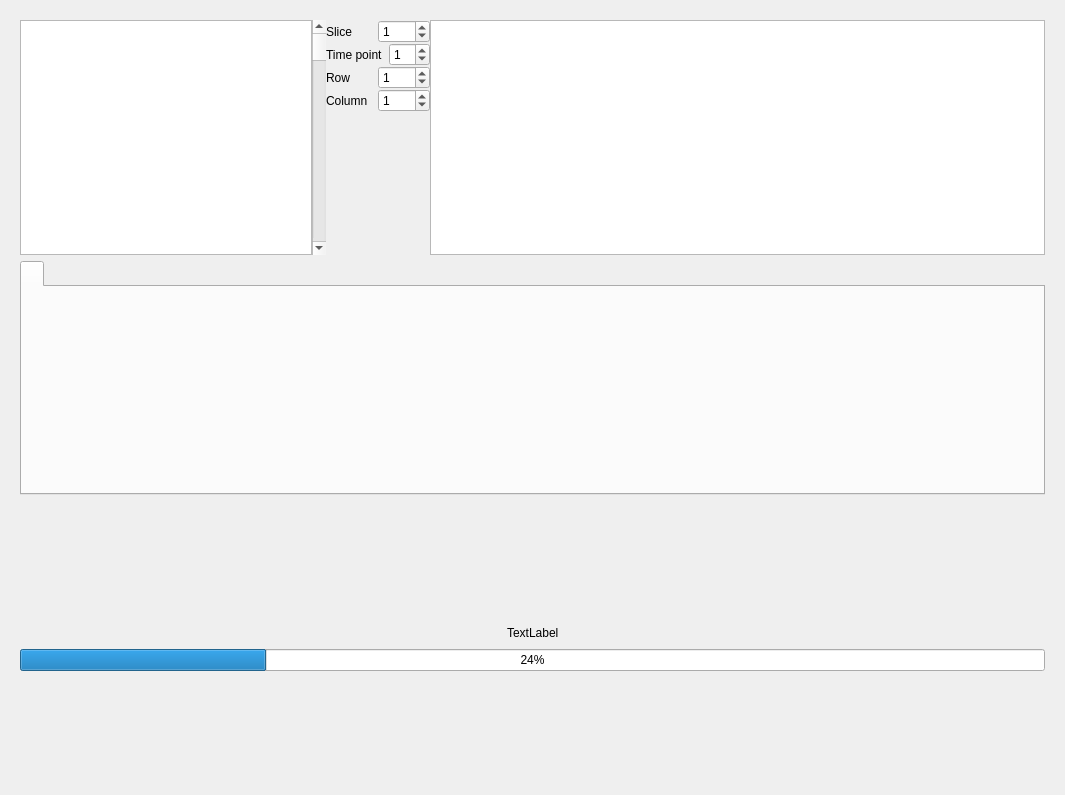
The window that UI/Widget_DSC.ui (BennyZhang-Codes/PerfusionToolkitForRodent) describes before a commit, drawn with Qt 5.
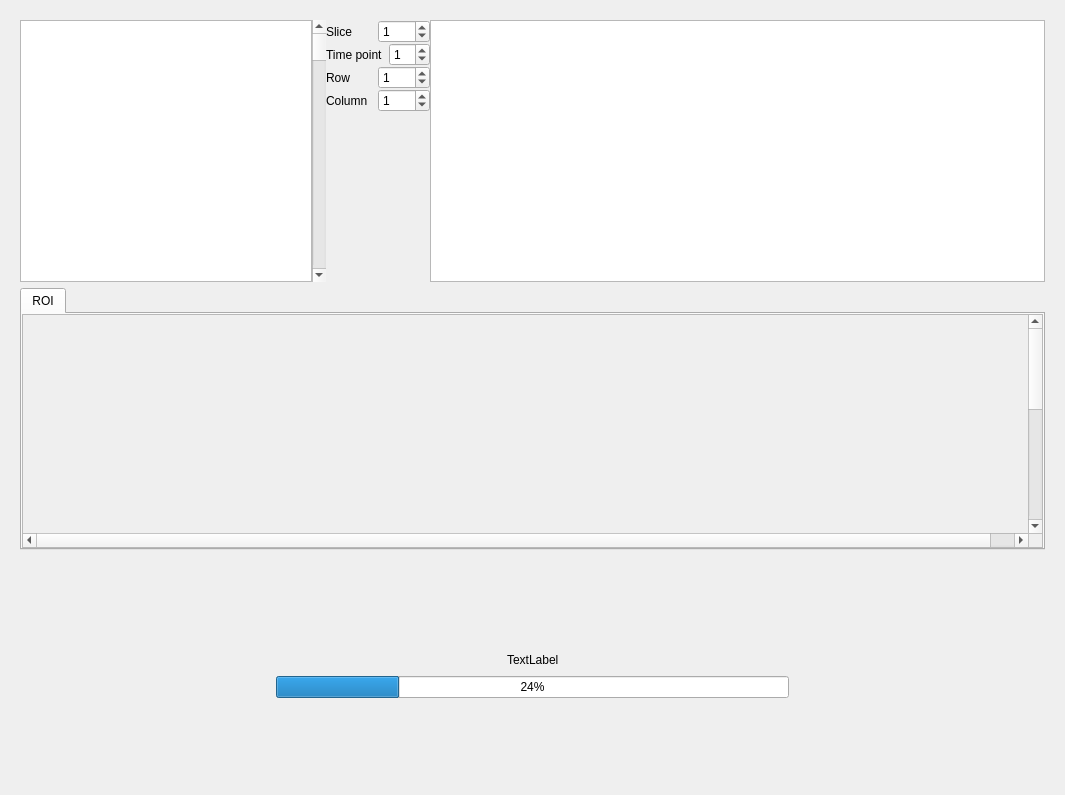
The same window after the commit. Custom widgets are drawn as their Qt base class.

```diff
--- a/UI/Widget_DSC.ui
+++ b/UI/Widget_DSC.ui
@@ -13,7 +13,7 @@
   <property name="windowTitle">
    <string>Form</string>
   </property>
-  <layout class="QVBoxLayout" name="verticalLayout_5" stretch="9,5">
+  <layout class="QVBoxLayout" name="verticalLayout_5">
    <item>
     <widget class="QWidget" name="widget_center" native="true">
      <layout class="QVBoxLayout" name="verticalLayout" stretch="1,1">
@@ -234,9 +234,121 @@
         </property>
         <widget class="QWidget" name="tabWidgetPage1">
          <attribute name="title">
-          <string/>
+          <string>ROI</string>
          </attribute>
-         <layout class="QHBoxLayout" name="horizontalLayout_4"/>
+         <layout class="QHBoxLayout" name="horizontalLayout_4">
+          <property name="spacing">
+           <number>0</number>
+          </property>
+          <property name="leftMargin">
+           <number>0</number>
+          </property>
+          <property name="topMargin">
+           <number>0</number>
+          </property>
+          <property name="rightMargin">
+           <number>0</number>
+          </property>
+          <property name="bottomMargin">
+           <number>0</number>
+          </property>
+          <item>
+           <widget class="QWidget" name="widget_4" native="true">
+            <layout class="QHBoxLayout" name="horizontalLayout_10" stretch="0">
+             <property name="spacing">
+              <number>0</number>
+             </property>
+             <property name="leftMargin">
+              <number>0</number>
+             </property>
+             <property name="topMargin">
+              <number>0</number>
+             </property>
+             <property name="rightMargin">
+              <number>0</number>
+             </property>
+             <property name="bottomMargin">
+              <number>0</number>
+             </property>
+             <item>
+              <widget class="QScrollArea" name="scrollArea">
+               <property name="widgetResizable">
+                <bool>true</bool>
+               </property>
+               <widget class="QWidget" name="scrollAreaWidgetContents">
+                <property name="geometry">
+                 <rect>
+                  <x>0</x>
+                  <y>0</y>
+                  <width>1030</width>
+                  <height>512</height>
+                 </rect>
+                </property>
+                <layout class="QHBoxLayout" name="horizontalLayout_11">
+                 <property name="leftMargin">
+                  <number>0</number>
+                 </property>
+                 <property name="topMargin">
+                  <number>0</number>
+                 </property>
+                 <property name="rightMargin">
+                  <number>0</number>
+                 </property>
+                 <property name="bottomMargin">
+                  <number>0</number>
+                 </property>
+                 <item>
+                  <widget class="QLabel" name="label_mask">
+                   <property name="sizePolicy">
+                    <sizepolicy hsizetype="Fixed" vsizetype="Fixed">
+                     <horstretch>0</horstretch>
+                     <verstretch>0</verstretch>
+                    </sizepolicy>
+                   </property>
+                   <property name="minimumSize">
+                    <size>
+                     <width>512</width>
+                     <height>512</height>
+                    </size>
+                   </property>
+                   <property name="text">
+                    <string/>
+                   </property>
+                   <property name="alignment">
+                    <set>Qt::AlignCenter</set>
+                   </property>
+                  </widget>
+                 </item>
+                 <item>
+                  <widget class="QLabel" name="label_mask_img">
+                   <property name="sizePolicy">
+                    <sizepolicy hsizetype="Fixed" vsizetype="Fixed">
+                     <horstretch>0</horstretch>
+                     <verstretch>0</verstretch>
+                    </sizepolicy>
+                   </property>
+                   <property name="minimumSize">
+                    <size>
+                     <width>512</width>
+                     <height>512</height>
+                    </size>
+                   </property>
+                   <property name="text">
+                    <string/>
+                   </property>
+                   <property name="alignment">
+                    <set>Qt::AlignCenter</set>
+                   </property>
+                  </widget>
+                 </item>
+                </layout>
+               </widget>
+              </widget>
+             </item>
+            </layout>
+           </widget>
+          </item>
+         </layout>
         </widget>
        </widget>
       </item>
@@ -245,7 +357,7 @@
    </item>
    <item>
     <widget class="QWidget" name="widget_load" native="true">
-     <layout class="QVBoxLayout" name="verticalLayout_7">
+     <layout class="QVBoxLayout" name="verticalLayout_6">
       <item>
        <spacer name="verticalSpacer_2">
         <property name="orientation">
@@ -260,8 +372,6 @@
        </spacer>
       </item>
       <item>
-       <layout class="QVBoxLayout" name="verticalLayout_6">
-        <item>
          <layout class="QHBoxLayout" name="horizontalLayout_9">
           <item>
            <spacer name="horizontalSpacer_3">
@@ -299,12 +409,40 @@
          </layout>
         </item>
         <item>
+       <layout class="QHBoxLayout" name="horizontalLayout_12" stretch="1,2,1">
+        <item>
+         <spacer name="horizontalSpacer_5">
+          <property name="orientation">
+           <enum>Qt::Horizontal</enum>
+          </property>
+          <property name="sizeHint" stdset="0">
+           <size>
+            <width>40</width>
+            <height>20</height>
+           </size>
+          </property>
+         </spacer>
+        </item>
+        <item>
          <widget class="QProgressBar" name="load_progressBar">
           <property name="value">
            <number>24</number>
           </property>
          </widget>
         </item>
+        <item>
+         <spacer name="horizontalSpacer_4">
+          <property name="orientation">
+           <enum>Qt::Horizontal</enum>
+          </property>
+          <property name="sizeHint" stdset="0">
+           <size>
+            <width>40</width>
+            <height>20</height>
+           </size>
+          </property>
+         </spacer>
+        </item>
        </layout>
       </item>
       <item>
```
Lines whose indentation alone changed are shown as unchanged.
